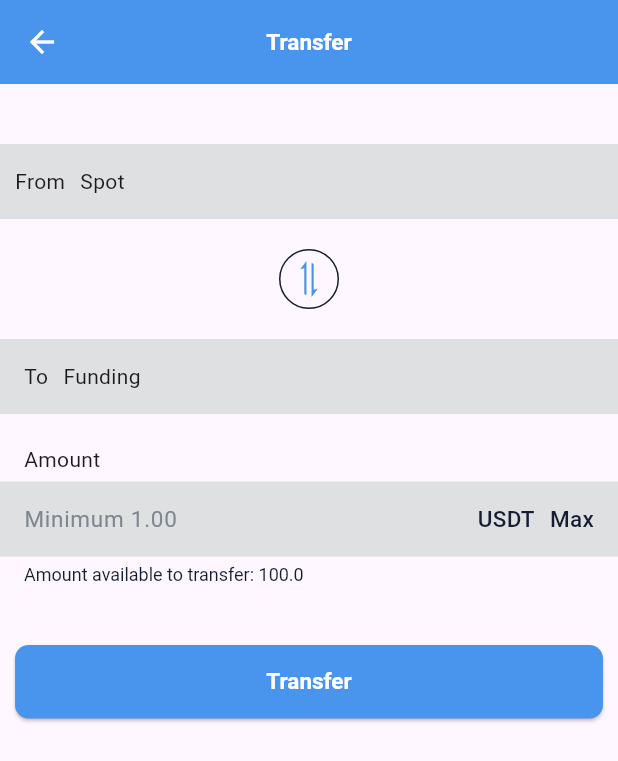
After one commit to lyxuxs/my-wealth-front, a Flutter app: the MyWealthScreen screen opened directly, after a tap on "Transfer", on a phone screen of 412 x 824 dp. The commit adds this screen. Shown: the top 761 px of the screen. Run offline on Flutter 3.47's test engine with Material 3 defaults, Android fonts, the phone set to English and light mode, and no system bars; our stand-ins replace auto_size_text, flutter_svg, google_fonts, qr_flutter; missing offline and left inert: qr_code_scanner; Roboto replaces fonts that are missing (GT-America-Standard).

Commit message:
new update

```diff
--- a/lib/src/common_widgets/wallet_widget.dart
+++ b/lib/src/common_widgets/wallet_widget.dart
@@ -3,6 +3,9 @@ import 'package:my_wealth/src/common_widgets/custom_container_btn.dart';
 import 'package:my_wealth/src/constarits/colors.dart';
 import 'package:my_wealth/src/constarits/image_strings.dart';
 import 'package:my_wealth/src/features/core/screens/deposit/deposit_screen.dart';
+import 'package:my_wealth/src/features/core/screens/history/historyscreen.dart';
+import 'package:my_wealth/src/features/core/screens/transfer/transfer_screen.dart';
+import 'package:my_wealth/src/features/core/screens/withdraw/withdraw_screen.dart';
 
 class WalletWidget extends StatelessWidget {
   const WalletWidget({
@@ -20,6 +23,7 @@ class WalletWidget extends StatelessWidget {
         child: Column(
           children: [
             Row(
+              crossAxisAlignment: CrossAxisAlignment.start,
               mainAxisAlignment: MainAxisAlignment.spaceBetween,
               children: [
                 Column(
@@ -43,21 +47,21 @@ class WalletWidget extends StatelessWidget {
                   ],
                 ),
                 Container(
-                  height: 30.0,
+                  height: 50.0,
                   width: 1,
                   color: Color.fromARGB(255, 181, 181, 181).withOpacity(0.3),
                 ),
-                Container(
-                  decoration: BoxDecoration(
-                      color: tShadoColor,
-                      border: Border.all(color: tGrayColor),
-                      borderRadius: BorderRadius.all(Radius.circular(10))),
-                  child: Padding(
-                    padding: const EdgeInsets.only(
-                        left: 8.0, right: 8.0, top: 4, bottom: 4),
-                    child: Text('wallet'),
+                Column(
+                  crossAxisAlignment: CrossAxisAlignment.start,
+                  children: [
+                    Text('Funding Balance', style: TextStyle(color: Colors.grey, fontWeight: FontWeight.w500),),
+                    Text(
+                      '\$12,761.65',
+                      style:
+                          TextStyle(fontWeight: FontWeight.bold, fontSize: 25),
                     ),
-                )
+                  ],
+                ),
               ],
             ),
             SizedBox(
@@ -80,23 +84,43 @@ class WalletWidget extends StatelessWidget {
                     text: 'Deposit',
                   ),
                 ),
-                CustomContinerBtn(
+                InkWell(
+                  onTap: () {
+                    Navigator.push(
+                        context,
+                        MaterialPageRoute(
+                            builder: (context) => WithdrawScreen()));
+                  },
+                  child: CustomContinerBtn(
                     color: tShadoColor,
                     svgPath: withdrawSvg,
                     svgColor: tDarkGrayColor,
                     text: 'Withdraw',
                   ),
-                CustomContinerBtn(
+                ),
+                InkWell(
+                  onTap: () {
+                    Navigator.push(
+                        context,
+                        MaterialPageRoute(
+                            builder: (context) => TransferScreen()));
+                  },
+                  child: CustomContinerBtn(
                     color: tShadoColor,
                     svgPath: transferSvg,
                     svgColor: tDarkGrayColor,
                     text: 'Transfer',
                   ),
-                CustomContinerBtn(
+                ),
+                InkWell(
+                  onTap: () {
+                  },
+                  child: CustomContinerBtn(
                     color: tShadoColor,
                     svgPath: historySvg,
                     svgColor: tDarkGrayColor,
                     text: 'history',
+                  ),
                 ),
               ],
             )
--- a/lib/src/constarits/image_strings.dart
+++ b/lib/src/constarits/image_strings.dart
@@ -29,3 +29,4 @@ const String wCommunitySvg = "assets/images/Icons/whatsappcommunity.svg";
 const String infoSvg = "assets/images/Icons/Icon ionic-md-information-circle.svg";
 const String icon_exchangeSvg = "assets/images/Icons/icon-exchange.svg";
 const String copyIconSvg = "assets/images/Icons/copy-icon.svg";
+const String qrscannerIconSvg = "assets/images/Icons/scan-qr-code-4.svg";
--- a/lib/src/features/core/screens/deposit/deposit_screen.dart
+++ b/lib/src/features/core/screens/deposit/deposit_screen.dart
@@ -20,11 +20,15 @@ class _DepositScreenState extends State<DepositScreen> {
     return Scaffold(
       appBar: AppBar(
         automaticallyImplyLeading: true,
+        iconTheme: IconThemeData(
+          color: Colors.white, //change your color here
+        ),
         backgroundColor: tLightBlueColor,
         elevation: 0,
         title: const Text(
           "Deposit USDT",
           style: TextStyle(
+            color: Colors.white,
               fontWeight: FontWeight.bold, fontSize: 15),
         ),
         centerTitle: true,
--- /dev/null
+++ b/lib/src/features/core/screens/transfer/transfer_screen.dart
@@ -0,0 +1,313 @@
+import 'package:flutter/cupertino.dart';
+import 'package:flutter/material.dart';
+import 'package:flutter/services.dart';
+import 'package:flutter_svg/svg.dart';
+import 'package:my_wealth/src/constarits/colors.dart';
+import 'package:my_wealth/src/constarits/image_strings.dart';
+
+class TransferScreen extends StatefulWidget {
+  const TransferScreen({super.key});
+
+  @override
+  State<TransferScreen> createState() => _TransferScreenState();
+}
+
+class _TransferScreenState extends State<TransferScreen> {
+
+  String text1 = 'Spot';
+  String text2 = 'Funding';
+
+  @override
+  Widget build(BuildContext context) {
+    TextEditingController controller = TextEditingController();
+    double selectedWalletValue = 0.0;
+    String selectedWalletText = '';
+
+    if (text1 == 'Spot') {
+      selectedWalletValue = walletList.spotWalletValue;
+      selectedWalletText = 'Spot Wallet';
+    } else if (text1 == 'Funding') {
+      selectedWalletValue = walletList.fundingWalletValue;
+      selectedWalletText = 'Funding Wallet';
+    }
+    String errorMessage = '';
+    return Scaffold(
+      appBar: AppBar(
+        automaticallyImplyLeading: true,
+        iconTheme: IconThemeData(
+          color: Colors.white, //change your color here
+        ),
+        backgroundColor: tLightBlueColor,
+        elevation: 0,
+        title: const Text(
+          "Transfer",
+          style: TextStyle(
+              color: Colors.white, fontWeight: FontWeight.bold, fontSize: 15),
+        ),
+        centerTitle: true,
+      ),
+      body: Stack(
+        children: [
+          Column(
+            crossAxisAlignment: CrossAxisAlignment.start,
+            children: [
+              SizedBox(
+                height: 40.0,
+              ),
+              Container(
+                color: tShado1Color,
+                height: 50,
+                child: Padding(
+                  padding: const EdgeInsets.only(left: 10.0, right: 10.0),
+                  child: Row(
+                    children: [
+                      Text(
+                        'From',
+                      ),
+                      SizedBox(
+                        width: 10.0,
+                      ),
+                      Text(text1)
+                    ],
+                  ),
+                ),
+              ),
+              SizedBox(
+                height: 20.0,
+              ),
+              Center(
+                child: GestureDetector(
+                  onTap: () {
+                    setState(() {
+                      String temp = text1;
+                      text1 = text2;
+                      text2 = temp;
+
+                      if (text1 == 'Spot') {
+                        selectedWalletValue = walletList.spotWalletValue;
+                        selectedWalletText = 'Spot Wallet';
+                      } else if (text1 == 'Funding') {
+                        selectedWalletValue = walletList.fundingWalletValue;
+                        selectedWalletText = 'Funding Wallet';
+                      }
+                    });
+                  },
+                  child: Container(
+                    height: 40,
+                    width: 40,
+                    decoration: BoxDecoration(
+                        shape: BoxShape.circle,
+                        color: Colors.transparent,
+                        border: Border.all(color: authBtnBgColor)),
+                    padding: EdgeInsets.all(7),
+                    child: new SvgPicture.asset(
+                      transferSvg,
+                      height: 21,
+                      width: 21.78,
+                      color: tLightBlueColor,
+                      allowDrawingOutsideViewBox: true,
+                    ),
+                  ),
+                ),
+              ),
+              SizedBox(
+                height: 20.0,
+              ),
+              Container(
+                color: tShado1Color,
+                height: 50,
+                child: Padding(
+                  padding: const EdgeInsets.only(left: 16.0, right: 16.0),
+                  child: Row(
+                    children: [
+                      Text(
+                        'To',
+                      ),
+                      SizedBox(
+                        width: 10.0,
+                      ),
+                      Text(text2)
+                    ],
+                  ),
+                ),
+              ),
+              SizedBox(
+                height: 20,
+              ),
+              Padding(
+                padding:
+                    const EdgeInsets.only(left: 16.0, right: 16.0, bottom: 5.0),
+                child: Text("Amount"),
+              ),
+              Container(
+                color: tShado1Color,
+                height: 50,
+                child: Padding(
+                  padding: const EdgeInsets.only(left: 16.0, right: 16.0),
+                  child: Row(
+                    children: [
+                      Container(
+                        width: 200,
+                        child: TextFormField(
+                          keyboardType:
+                              TextInputType.numberWithOptions(signed: true),
+                          inputFormatters: [
+                            FilteringTextInputFormatter.digitsOnly,
+                          ],
+                          decoration: InputDecoration(
+                            border: InputBorder.none,
+                            hintText: 'Minimum 1.00',
+                            hintStyle: TextStyle(
+                                color: tDarkGrayColor,
+                                fontFamily: 'GT-America-Standard',
+                                fontWeight: FontWeight.w400,
+                                fontSize: 15),
+                          ),
+                          controller: controller,
+                          onChanged: (value) {
+                            setState(() {
+                              double? inputValue = double.tryParse(value);
+                              if (inputValue != null &&
+                                  inputValue > selectedWalletValue) {
+                                errorMessage = 'Insufficient balance';
+                              } else {
+                                errorMessage = '';
+                              }
+                            });
+                          },
+                        ),
+                      ),
+                      SizedBox(
+                        width: 10.0,
+                      ),
+                      Expanded(
+                        child: Row(
+                          mainAxisAlignment: MainAxisAlignment.end,
+                          children: [
+                            Text(
+                              'USDT',
+                              style: TextStyle(
+                                  color: authBtnBgColor,
+                                  fontFamily: 'GT-America-Standard',
+                                  fontWeight: FontWeight.w500,
+                                  fontSize: 15),
+                            ),
+                            SizedBox(
+                              width: 10.0,
+                            ),
+                            GestureDetector(
+                                onTap: () {
+                                  setState(() {
+                                    // Autofill the TextFormField with selectedWalletValue
+                                    // Replace the 'controller' with your TextFormField's controller
+                                    controller.text =
+                                        selectedWalletValue.toString();
+                                  });
+                                },
+                                child: Text(
+                                  'Max',
+                                  style: TextStyle(
+                                      color: authBtnBgColor,
+                                      fontFamily: 'GT-America-Standard',
+                                      fontWeight: FontWeight.w500,
+                                      fontSize: 15),
+                                )),
+                          ],
+                        ),
+                      )
+                    ],
+                  ),
+                ),
+              ),
+              Padding(
+                padding:
+                    const EdgeInsets.only(left: 16.0, right: 16.0, top: 5.0),
+                child: RichText(
+                  text: TextSpan(
+                    children: [
+                      if (errorMessage.isNotEmpty)
+                        TextSpan(
+                          text: errorMessage.isNotEmpty ? ' $errorMessage' : '',
+                          style: TextStyle(
+                            color: Colors.red,
+                            fontFamily: 'GT-America-Standard',
+                            fontSize: 12,
+                            fontWeight: FontWeight.w400,
+                          ),
+                        )
+                      else if (selectedWalletValue != 0.0)
+                        TextSpan(
+                          text:
+                              'Amount available to transfer: $selectedWalletValue',
+                          style: TextStyle(
+                              color: authBtnBgColor,
+                              fontFamily: 'GT-America-Standard',
+                              fontSize: 12,
+                              fontWeight: FontWeight
+                                  .w400), // Set the color for the first phrase
+                        )
+                      else
+                        TextSpan(
+                          text: selectedWalletValue != 0.0
+                              ? ''
+                              : 'No amount available to transfer.',
+                          style: TextStyle(
+                              color: Colors.red,
+                              fontFamily: 'GT-America-Standard',
+                              fontSize: 12,
+                              fontWeight: FontWeight
+                                  .w400), // Set the color for the second phrase
+                        ),
+                    ],
+                  ),
+                ),
+              ),
+              SizedBox(height: 30,),
+              Padding(
+                padding: const EdgeInsets.all(10.0),
+                child: SizedBox(
+                  width: double.infinity,
+                  height: 49,
+                  child: ElevatedButton(
+                    onPressed: () {},
+                    style: ButtonStyle(
+                      shape: MaterialStateProperty.all(
+                        RoundedRectangleBorder(
+                          borderRadius: BorderRadius.circular(9),
+                        ),
+                      ),
+                      backgroundColor: MaterialStateProperty.all(tLightBlueColor),
+                      textStyle: MaterialStateProperty.all(
+                        const TextStyle(color: Colors.white),
+                      ),
+                      minimumSize: MaterialStateProperty.all(
+                        Size(MediaQuery.of(context).size.width / 2.5, 50),
+                      ),
+                    ),
+                    child: const Text(
+                      "Transfer",
+                      style: TextStyle(
+                          color: Colors.white,
+                          fontSize: 15,
+                          fontWeight: FontWeight.bold),
+                    ),
+                  ),
+                ),
+              ),
+            ],
+          ),
+        ],
+      ),
+    );
+  }
+}
+
+
+class Wallet {
+  double spotWalletValue;
+  double fundingWalletValue;
+
+  Wallet(this.spotWalletValue, this.fundingWalletValue);
+}
+
+Wallet walletList = Wallet(100.0, 200.0);
--- a/pubspec.yaml
+++ b/pubspec.yaml
@@ -41,6 +41,7 @@ dependencies:
   url_launcher: ^6.2.4
   qr_flutter: ^4.1.0
   google_fonts: ^6.1.0
+  qr_code_scanner: ^1.0.1
 
 dev_dependencies:
   flutter_test:
```
Also changed, not shown: lib/src/features/core/screens/withdraw/withdraw_screen.dart (added, +322 -0 lines), assets/images/Icons/scan-qr-code-4.svg (added), pubspec.lock. Lines whose indentation alone changed are shown as unchanged.
